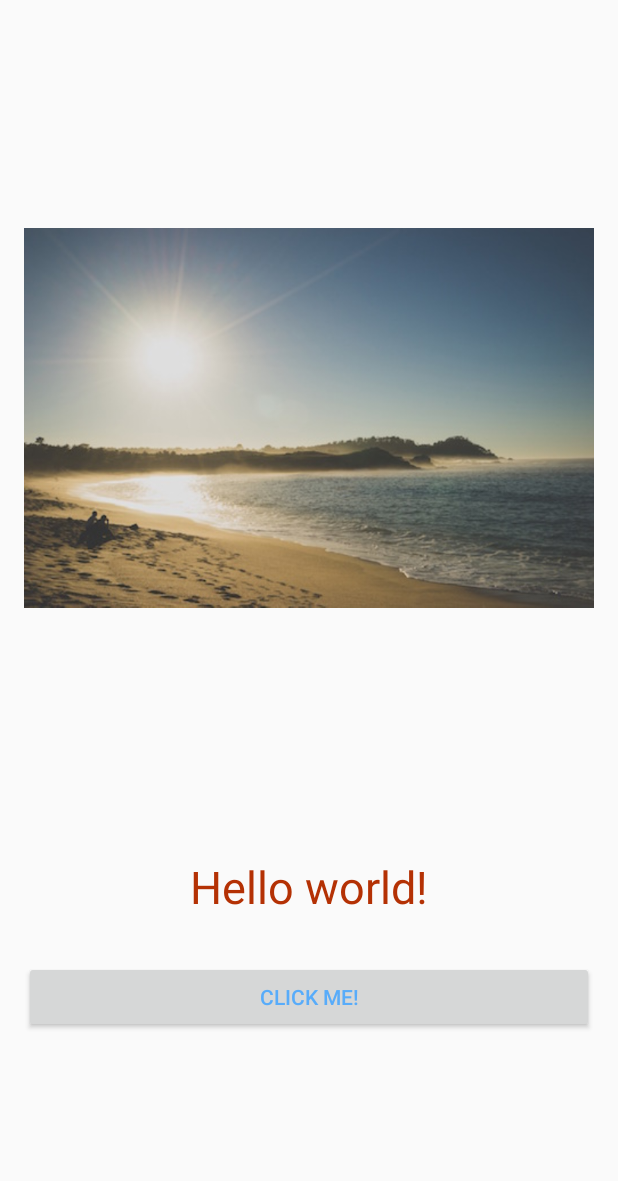
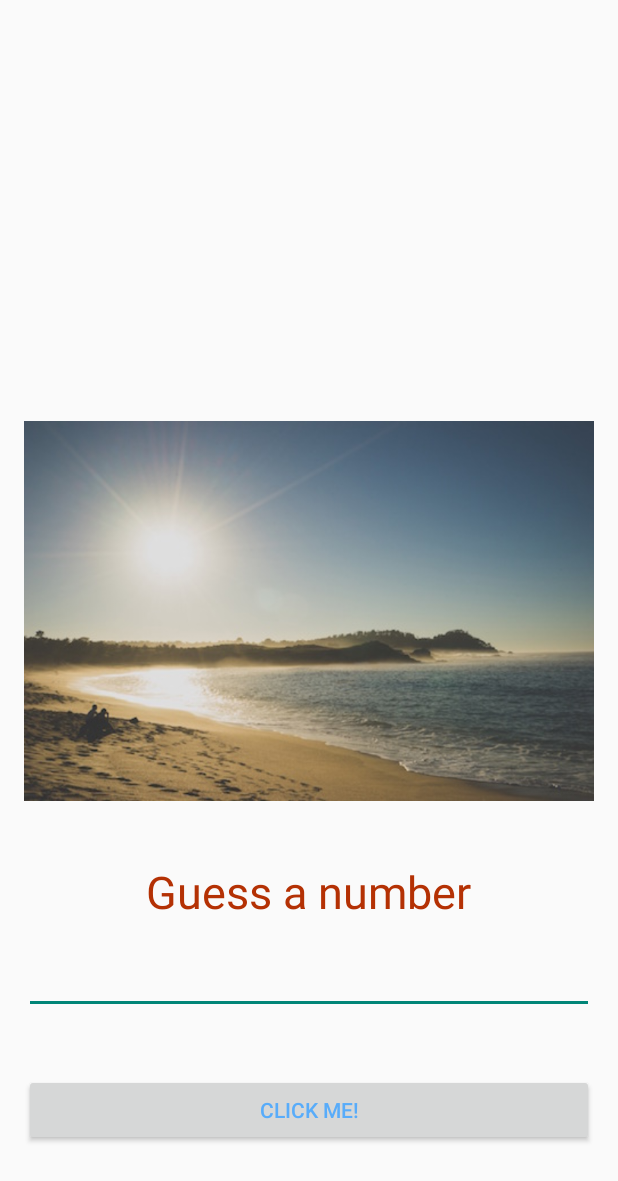
Before and after one commit to armno/firstandroidapp, an Android app: the layout activity_main.xml on its own in the app's theme, with its tools: preview values and no code run, on a phone screen of 412 x 824 dp. Shown: the top 1181 px of the screen. Run offline under Robolectric (Android 15) with nearby library versions, the phone set to English and light mode, and no system bars.

Commit message:
add a number input field

```diff
--- a/app/src/main/java/de/buzzwoo/firstandroid/MainActivity.java
+++ b/app/src/main/java/de/buzzwoo/firstandroid/MainActivity.java
@@ -35,8 +35,9 @@ public class MainActivity extends ActionBarActivity {
             @Override
             public void onClick(View v) {
                 Random randGen = new Random();
-                final int rando = randGen.nextInt(myNames.length);
-                textLabel.setText(myNames[rando]);
+                int rando = randGen.nextInt(5) + 1;
+                String randnum = Integer.toString(rando);
+                textLabel.setText(randnum);
             }
         });
 
--- a/app/src/main/res/layout/activity_main.xml
+++ b/app/src/main/res/layout/activity_main.xml
@@ -10,31 +10,38 @@
         android:src="@drawable/beach"
         android:layout_width="fill_parent"
         android:layout_height="wrap_content"
-        android:layout_alignParentTop="true"
+        android:contentDescription="The Beach"
         android:layout_above="@+id/helloWorld"
-        android:layout_centerHorizontal="true"
-        android:layout_marginBottom="30dp"
-        android:contentDescription="The Beach" />
+        android:layout_alignParentStart="true" />
 
 
     <TextView android:text="@string/hello_world"
         android:layout_width="wrap_content"
         android:layout_height="wrap_content"
         android:id="@+id/helloWorld"
+        android:textColor="#B43104"
+        android:textSize="30sp"
         android:layout_above="@+id/button"
         android:layout_centerHorizontal="true"
-        android:layout_marginBottom="29dp"
-        android:textColor="#B43104"
-        android:textSize="30sp"/>
+        android:layout_marginBottom="101dp" />
 
     <Button
         android:layout_width="fill_parent"
         android:layout_height="wrap_content"
         android:text="@string/button_primary"
         android:id="@+id/button"
+        android:layout_marginBottom="44dp"
+        android:textColor="#58ACFA"
         android:layout_alignParentBottom="true"
-        android:layout_centerHorizontal="true"
-        android:layout_marginBottom="119dp"
-        android:textColor="#58ACFA"/>
+        android:layout_alignParentStart="true" />
+
+    <EditText
+        android:layout_width="fill_parent"
+        android:layout_height="wrap_content"
+        android:id="@+id/editText"
+        android:layout_marginBottom="40dp"
+        android:inputType="number"
+        android:layout_above="@+id/button"
+        android:layout_alignParentEnd="true" />
 
 </RelativeLayout>
--- a/app/src/main/res/values/strings.xml
+++ b/app/src/main/res/values/strings.xml
@@ -1,7 +1,7 @@
 <resources>
     <string name="app_name">FirstAndroid</string>
 
-    <string name="hello_world">Hello world!</string>
+    <string name="hello_world">Guess a number</string>
     <string name="action_settings">Settings</string>
     <string name="button_primary">Click me!</string>
     <string name="beach">Beautiful Beach</string>
```
